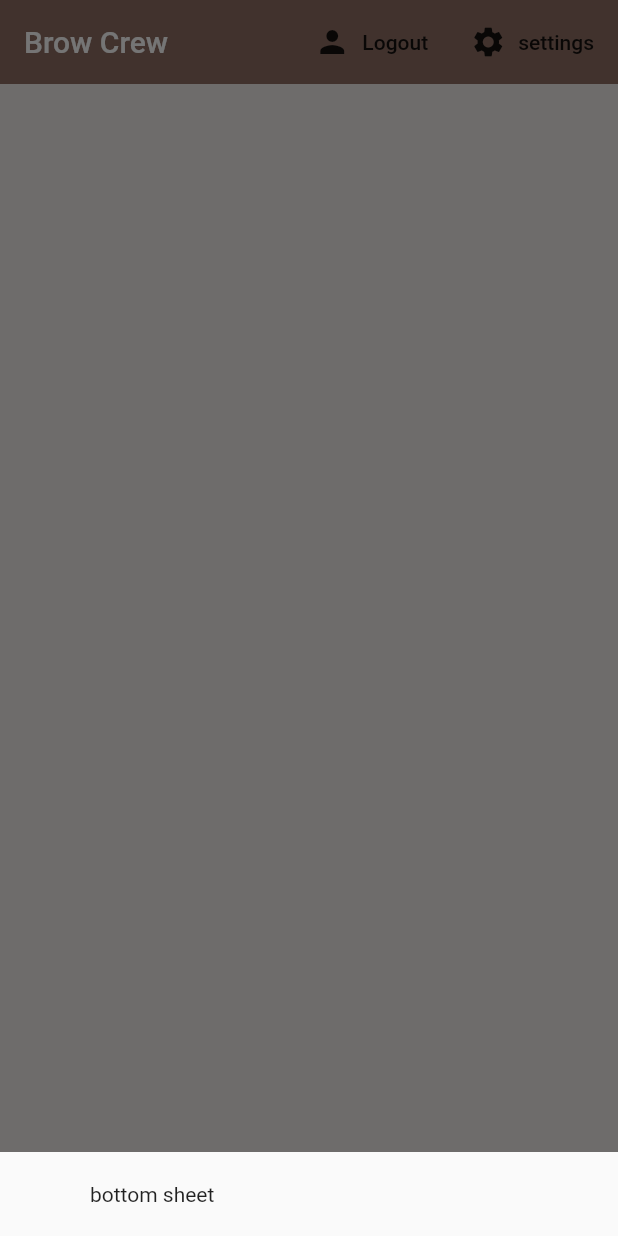
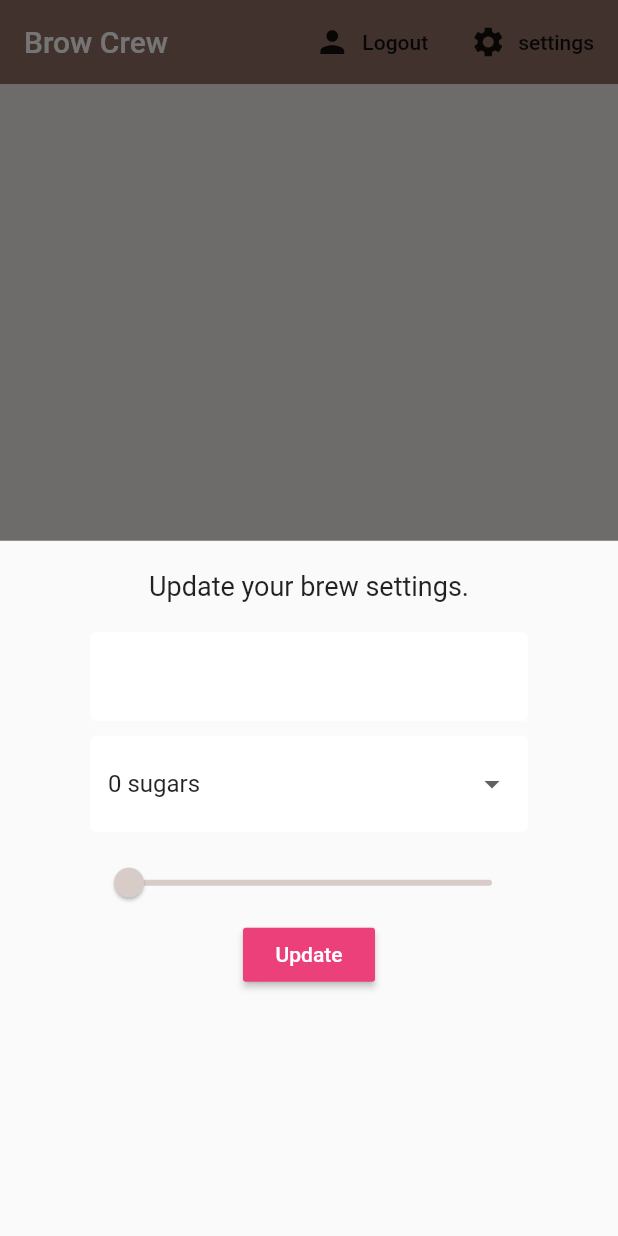
Before and after one commit to shafeeq2019/brew-crew, a Flutter app: the screen it shows after launch, after a tap on "settings", on a phone screen of 412 x 824 dp. Run offline on Flutter 3.47's test engine with Material 2 defaults, Android fonts, the phone set to English and light mode, and no system bars; our stand-ins replace cloud_firestore, firebase_auth, firebase_core, flutter_spinkit; accounts and stored records are empty.

Commit message:
settings_form (without sending data)

```diff
--- a/lib/screens/home/home.dart
+++ b/lib/screens/home/home.dart
@@ -1,4 +1,5 @@
 import 'package:brew_crew/models/brew.dart';
+import 'package:brew_crew/screens/home/settings_form.dart';
 import 'package:brew_crew/services/auth.dart';
 import 'package:cloud_firestore/cloud_firestore.dart';
 import 'package:flutter/material.dart';
@@ -15,7 +16,7 @@
         builder: (context) {
           return Container(
             padding: EdgeInsets.symmetric(horizontal: 60, vertical: 20),
-            child: Text("bottom sheet"),
+            child: SettingsForm(),
           );
         },
       );
--- /dev/null
+++ b/lib/screens/home/settings_form.dart
@@ -0,0 +1,73 @@
+import 'package:brew_crew/shared/submit_button.dart';
+import 'package:flutter/material.dart';
+import 'package:brew_crew/shared/constants.dart';
+
+class SettingsForm extends StatefulWidget {
+  @override
+  _SettingsFormState createState() => _SettingsFormState();
+}
+
+class _SettingsFormState extends State<SettingsForm> {
+  final _formKey = GlobalKey<FormState>();
+  final List<String> sugars = ['0', '1', '2', '3', '4'];
+
+  // form values
+  String? _currentName;
+  String? _currentSugars;
+  int? _currentStrength;
+
+  @override
+  Widget build(BuildContext context) {
+    return Form(
+      key: _formKey,
+      child: Column(
+        children: <Widget>[
+          Text(
+            'Update your brew settings.',
+            style: TextStyle(fontSize: 18.0),
+          ),
+          SizedBox(height: 20.0),
+          TextFormField(
+            decoration: textInputDecoration,
+            validator: (val) => val!.isEmpty ? 'Please enter a name' : null,
+            onChanged: (val) => setState(() => _currentName = val),
+          ),
+          SizedBox(height: 10.0),
+          DropdownButtonFormField(
+            value: _currentSugars ?? '0',
+            decoration: textInputDecoration,
+            items: sugars.map((sugar) {
+              return DropdownMenuItem(
+                value: sugar,
+                child: Text('$sugar sugars'),
+              );
+            }).toList(),
+            onChanged: (val) => setState(() => _currentSugars = val.toString()),
+          ),
+          SizedBox(height: 10.0),
+          Slider(
+              min: 100.0,
+              max: 900.0,
+              value: (_currentStrength ?? 100).toDouble(),
+              activeColor: Colors.brown[_currentStrength ?? 100],
+              inactiveColor: Colors.brown[_currentStrength ?? 100],
+              divisions: 8,
+              onChanged: (val) {
+                setState(() {
+                  _currentStrength = val.round();
+                  print(_currentStrength);
+                });
+              }),
+          SubmitButton(
+            buttonText: "Update",
+            onPressed: () async {
+              print(_currentName);
+              print(_currentSugars);
+              print(_currentStrength);
+            },
+          )
+        ],
+      ),
+    );
+  }
+}
```
